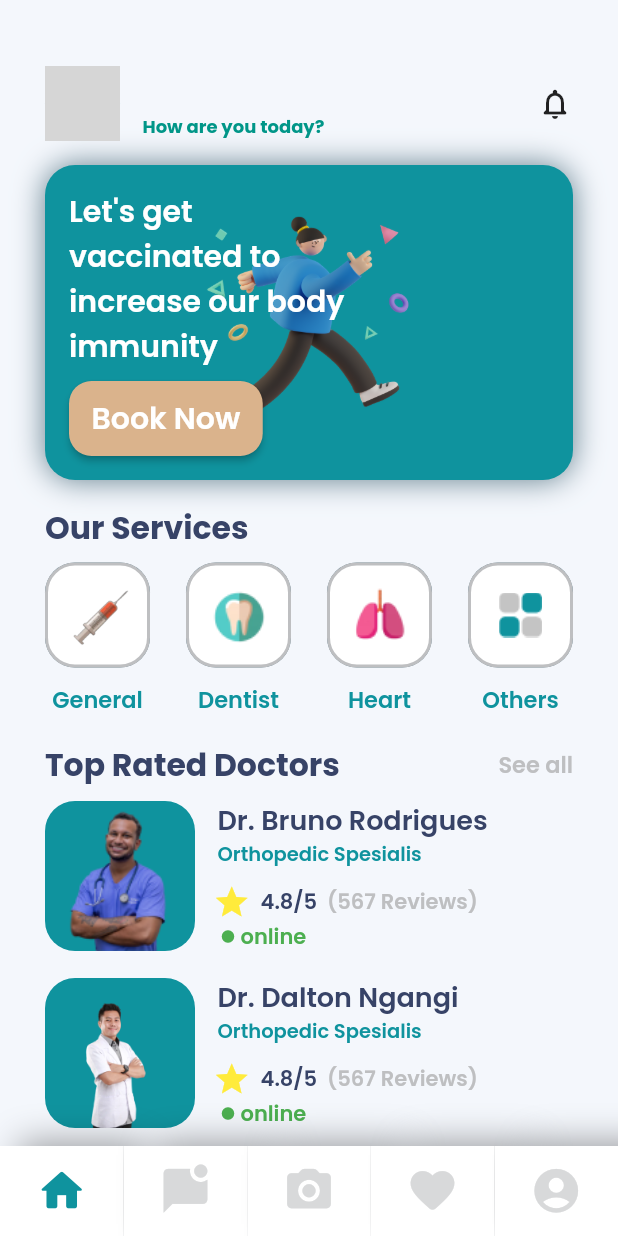
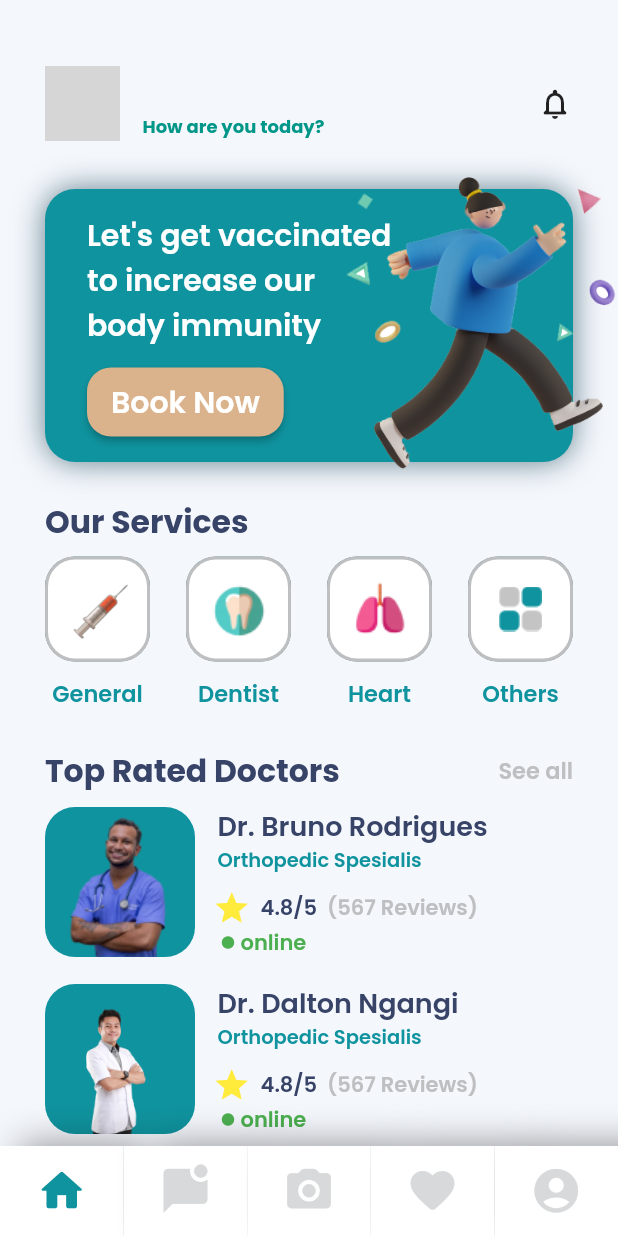
Before and after one commit to putrosetyoko/consultant-app, a Flutter app: the screen it shows once a user with an empty profile is signed in, on a phone screen of 412 x 824 dp. Run offline on Flutter 3.47's test engine with Material 2 defaults, Android fonts, the phone set to English and light mode, and no system bars; our stand-ins replace firebase_auth, firebase_core, firebase_messaging, flutter_local_notifications, shared_preferences; missing offline and left inert: iconify_flutter; accounts and stored records are empty; grey boxes are pictures that could not be loaded.

Commit message:
Added stacking to card element in home_page.dart

```diff
--- a/lib/screens/home_page.dart
+++ b/lib/screens/home_page.dart
@@ -2,12 +2,16 @@
 import 'package:consultant_app/crud_doctors.dart';
 import 'package:consultant_app/listDoctor.dart';
 import 'package:consultant_app/screens/messaging/message.dart';
+import 'package:consultant_app/doctors.dart';
+
 import 'package:firebase_auth/firebase_auth.dart';
 import 'package:firebase_messaging/firebase_messaging.dart';
+
 import 'package:flutter/foundation.dart';
 import 'package:flutter/material.dart';
+
 import 'package:flutter_local_notifications/flutter_local_notifications.dart';
-import 'package:consultant_app/doctors.dart';
+
 import 'package:provider/provider.dart';
 
 import '../main.dart';
@@ -66,11 +70,11 @@ class _HomePageState extends State<HomePage> {
     return Column(
       children: [
         header(),
-        SizedBox(height: 16),
-        card(),
-        SizedBox(height: 16),
+        SizedBox(height: 32),
+        stack(),
+        SizedBox(height: 24),
         services(),
-        SizedBox(height: 16),
+        SizedBox(height: 24),
         doctorList(),
       ],
     );
@@ -216,7 +220,7 @@ class _HomePageState extends State<HomePage> {
           //   ),
           // )),
         ),
-        const SizedBox(width: 15),
+        SizedBox(width: 15),
         Column(
           crossAxisAlignment: CrossAxisAlignment.start,
           children: [
@@ -254,10 +258,14 @@ class _HomePageState extends State<HomePage> {
     );
   }
 
-  Widget card() {
-    return Container(
+  Widget stack() {
+    return Stack(
+      clipBehavior: Clip.none,
+      alignment: AlignmentDirectional.center,
+      children: [
+        Container(
           width: MediaQuery.of(context).size.width,
-      padding: EdgeInsets.all(16),
+          padding: EdgeInsets.symmetric(horizontal: 28, vertical: 16),
           // height: 200,
           decoration: BoxDecoration(
             borderRadius: BorderRadius.circular(20),
@@ -269,18 +277,11 @@ class _HomePageState extends State<HomePage> {
                   color: Colors.blueGrey)
             ],
           ),
-      child: Container(
-        width: MediaQuery.of(context).size.width,
-        decoration: BoxDecoration(
-          image: DecorationImage(
-            image: AssetImage("assets/image/ayo_vaksin.png"),
-          ),
-        ),
           child: Column(
             crossAxisAlignment: CrossAxisAlignment.start,
             children: [
               SizedBox(
-              width: 200,
+                width: 208,
                 child: Text(
                   "Let's get vaccinated to increase our body immunity",
                   style: TextStyle(
@@ -291,7 +292,7 @@ class _HomePageState extends State<HomePage> {
                   ),
                 ),
               ),
-            SizedBox(height: 8),
+              SizedBox(height: 12),
               ElevatedButton(
                 onPressed: () async {
                   await FirebaseAuth.instance.signOut();
@@ -309,16 +310,31 @@ class _HomePageState extends State<HomePage> {
                   ),
                 ),
                 style: ElevatedButton.styleFrom(
-                padding: EdgeInsets.symmetric(horizontal: 15, vertical: 10),
+                  padding: EdgeInsets.symmetric(horizontal: 16, vertical: 8),
                   primary: const Color(0xFFDAB38C),
                   shape: RoundedRectangleBorder(
-                  borderRadius: BorderRadius.circular(15.0),
+                    borderRadius: BorderRadius.circular(16.0),
                   ),
                 ),
               ),
             ],
           ),
         ),
+        Positioned(
+          top: -10,
+          bottom: -10,
+          left: 0,
+          right: -230,
+          child: Container(
+            decoration: BoxDecoration(
+              // color: Colors.amber,
+              image: DecorationImage(
+                image: AssetImage("assets/image/ayo_vaksin.png"),
+              ),
+            ),
+          ),
+        ),
+      ],
     );
   }
 
```
Also changed, not shown: assets/image/ayo_vaksin.png. Lines whose indentation alone changed are shown as unchanged.
